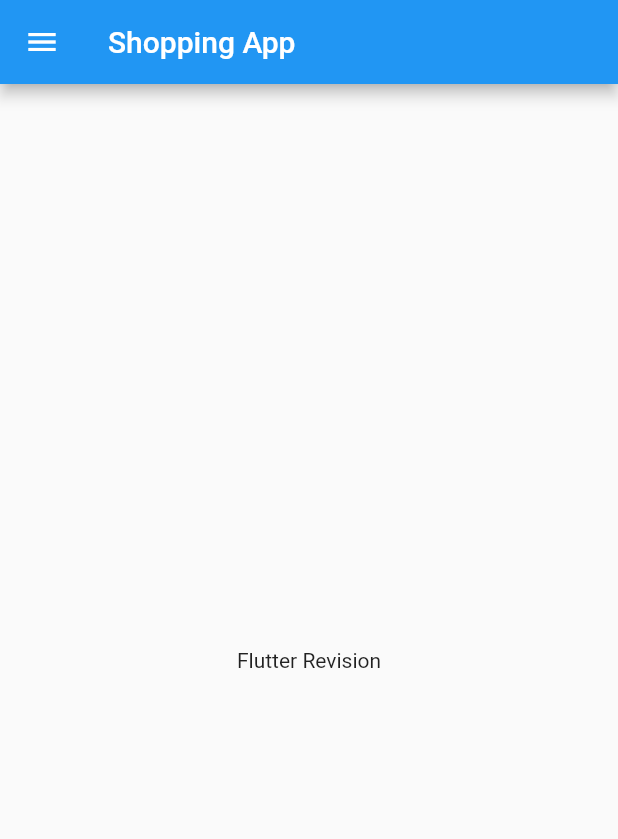
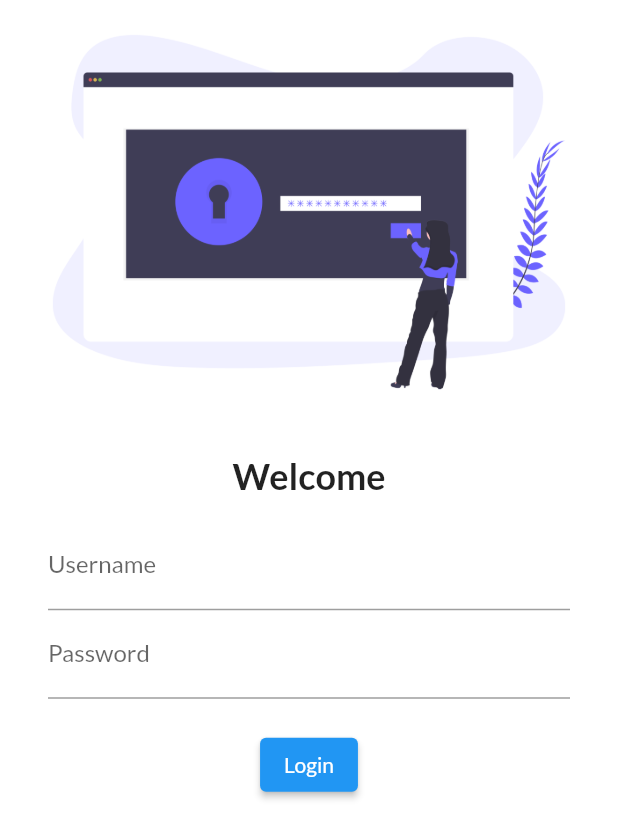
Before and after one commit to khushxxl/flutter-shopping-app, a Flutter app: the screen it shows after launch, on a phone screen of 412 x 824 dp. Shown: the top 839 px of the screen. Run offline on Flutter 3.47's test engine with Material 2 defaults, Android fonts, the phone set to English and light mode, and no system bars; our stand-ins replace google_fonts.

Commit message:
changes made

```diff
--- a/lib/main.dart
+++ b/lib/main.dart
@@ -1,5 +1,8 @@
 import 'package:flutter/material.dart';
 import 'package:flutter_shopping_app/screens/homepage.dart';
+import 'package:flutter_shopping_app/screens/login_page.dart';
+import 'package:flutter_shopping_app/utils/routes.dart';
+import 'package:google_fonts/google_fonts.dart';
 
 void main() {
   runApp(MyApp());
@@ -10,7 +13,14 @@ class MyApp extends StatelessWidget {
   Widget build(BuildContext context) {
     return MaterialApp(
       debugShowCheckedModeBanner: false,
-      home: HomePage(),
+      theme: ThemeData(
+        fontFamily: GoogleFonts.lato().fontFamily,
+      ),
+      initialRoute: MyRoutes.loginRoute,
+      routes: {
+        MyRoutes.loginRoute: (context) => LoginPage(),
+        MyRoutes.homeRoute: (context) => HomePage(),
+      },
     );
   }
 }
--- /dev/null
+++ b/lib/screens/login_page.dart
@@ -0,0 +1,58 @@
+import 'package:flutter/material.dart';
+import 'package:flutter_shopping_app/utils/routes.dart';
+
+class LoginPage extends StatelessWidget {
+  @override
+  Widget build(BuildContext context) {
+    return Material(
+      color: Colors.white,
+      child: SingleChildScrollView(
+        child: Center(
+            child: Column(
+          children: [
+            Image.asset(
+              "assets/images/login_screen.png",
+              fit: BoxFit.cover,
+            ),
+            SizedBox(
+              height: 20.0,
+            ),
+            Text(
+              "Welcome",
+              style: TextStyle(fontSize: 24.0, fontWeight: FontWeight.bold),
+            ),
+            Padding(
+              padding:
+                  const EdgeInsets.symmetric(vertical: 16.0, horizontal: 32.0),
+              child: Column(
+                children: [
+                  TextFormField(
+                    decoration: InputDecoration(
+                      hintText: "Enter Username ",
+                      labelText: "Username",
+                    ),
+                  ),
+                  TextFormField(
+                    decoration: InputDecoration(
+                      hintText: "Enter Password ",
+                      labelText: "Password",
+                    ),
+                  ),
+                  SizedBox(
+                    height: 20.0,
+                  ),
+                  ElevatedButton(
+                    onPressed: () {
+                      print(Navigator.pushNamed(context, MyRoutes.homeRoute));
+                    },
+                    child: Text("Login"),
+                  ),
+                ],
+              ),
+            )
+          ],
+        )),
+      ),
+    );
+  }
+}
--- /dev/null
+++ b/lib/utils/routes.dart
@@ -0,0 +1,4 @@
+class MyRoutes {
+  static String homeRoute = "/home";
+  static String loginRoute = "/login";
+}
```
Also changed, not shown: pubspec.yaml (+4 -13 lines), assets/images/login_screen.png (added), pubspec.lock, 6 other files.
